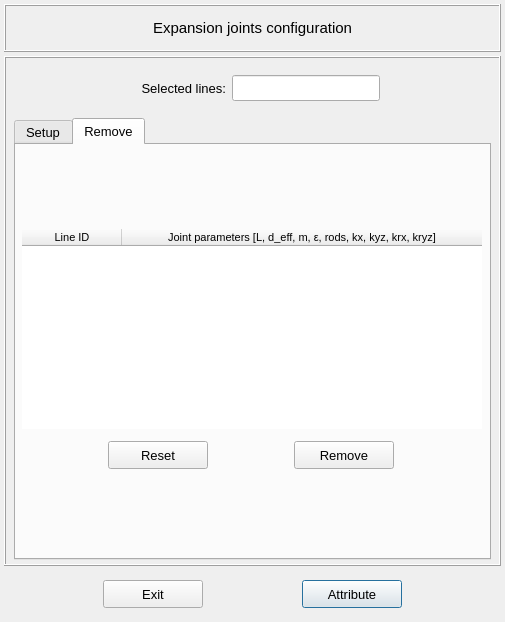
The window that pulse/interface/data/ui_files/model/setup/structural/expansion_joint_input.ui (open-pulse/OpenPulse) describes before a commit, drawn with Qt 5.
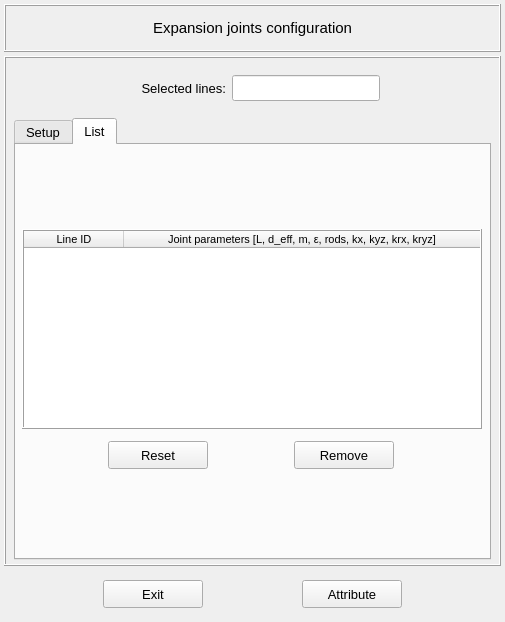
The same window after the commit. The open tabs and pages were chosen to show the change. Icons and pictures are not drawn.

```diff
--- a/pulse/interface/data/ui_files/model/setup/structural/expansion_joint_input.ui
+++ b/pulse/interface/data/ui_files/model/setup/structural/expansion_joint_input.ui
@@ -1744,7 +1744,7 @@
              </font>
             </property>
             <attribute name="title">
-             <string>Remove</string>
+             <string>List</string>
             </attribute>
             <layout class="QGridLayout" name="gridLayout_2">
              <property name="leftMargin">
@@ -1782,7 +1782,10 @@
                 </font>
                </property>
                <property name="frameShape">
-                <enum>QFrame::Shape::NoFrame</enum>
+                <enum>QFrame::Shape::Box</enum>
+               </property>
+               <property name="frameShadow">
+                <enum>QFrame::Shadow::Raised</enum>
                </property>
                <property name="indentation">
                 <number>0</number>
@@ -2135,7 +2138,7 @@
          <bool>false</bool>
         </property>
         <property name="default">
-         <bool>true</bool>
+         <bool>false</bool>
         </property>
         <property name="flat">
          <bool>false</bool>
```
Left out of the diff: 17 changed lines with no effect on the pictures.
